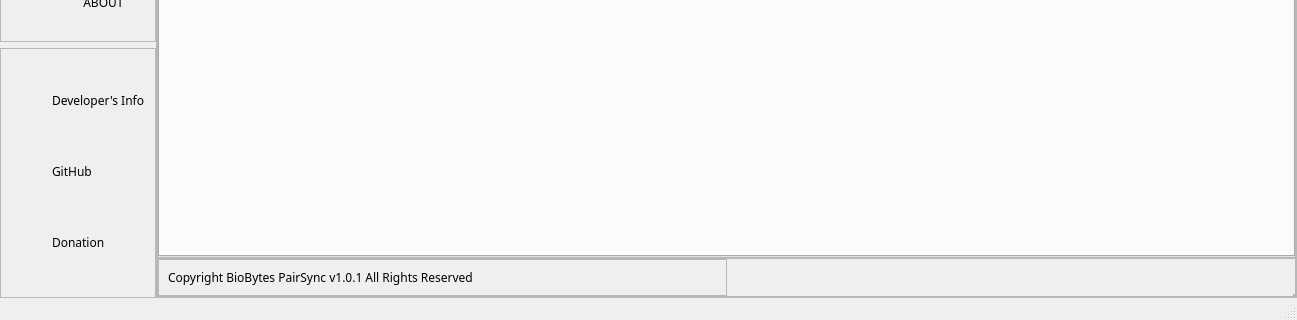
This is ui/main_window.ui in bryancastillo10/BioBytes-PairSync as Qt 5 draws it before an edit; both pictures show x 0 to 1297 and y 380 to 700 of the 1297 by 700 pixel window. The edited form follows.
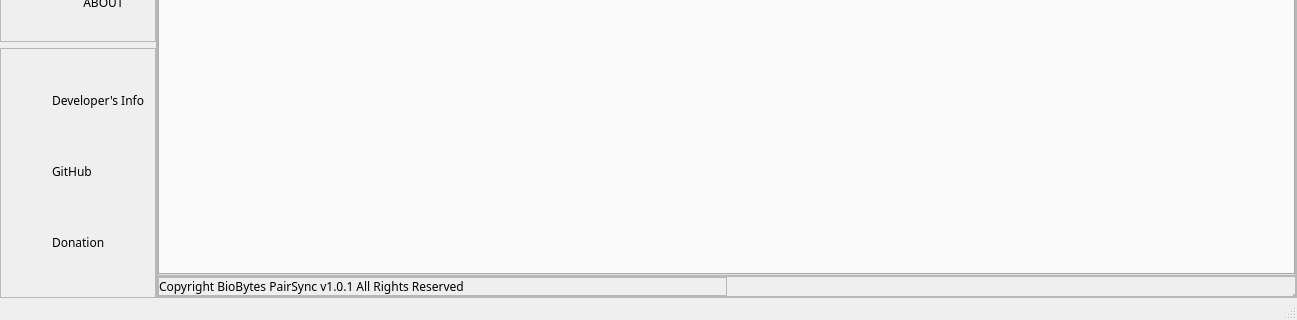
This is the edited form. Icons and pictures are not drawn.

Commit message: modified basic_info layout

```diff
--- a/ui/main_window.ui
+++ b/ui/main_window.ui
@@ -731,6 +731,21 @@
              <enum>QFrame::Raised</enum>
             </property>
             <layout class="QVBoxLayout" name="verticalLayout_7">
+             <property name="spacing">
+              <number>0</number>
+             </property>
+             <property name="leftMargin">
+              <number>0</number>
+             </property>
+             <property name="topMargin">
+              <number>0</number>
+             </property>
+             <property name="rightMargin">
+              <number>0</number>
+             </property>
+             <property name="bottomMargin">
+              <number>0</number>
+             </property>
              <item alignment="Qt::AlignBottom">
               <widget class="QLabel" name="label_8">
                <property name="font">
```
The commit also changes 4 other files.
